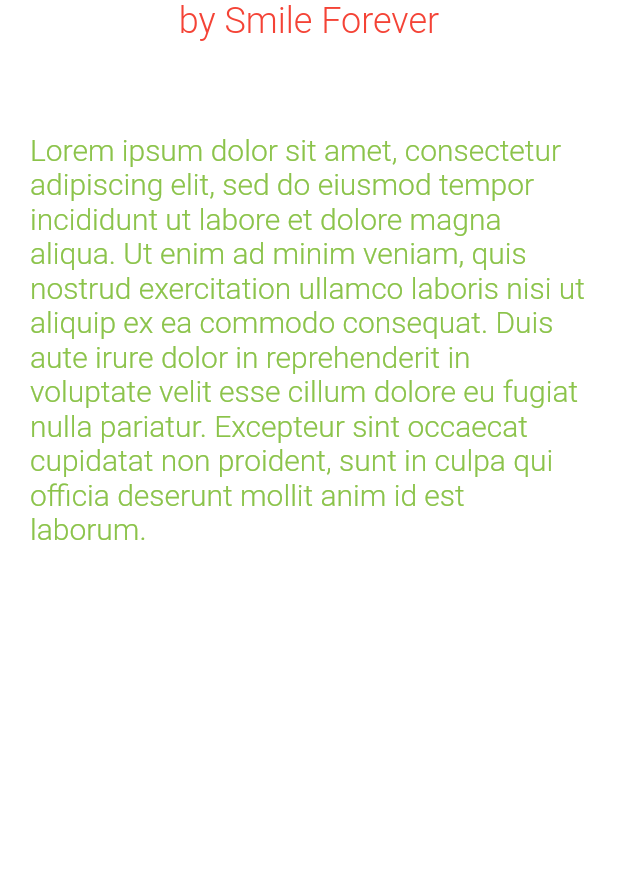
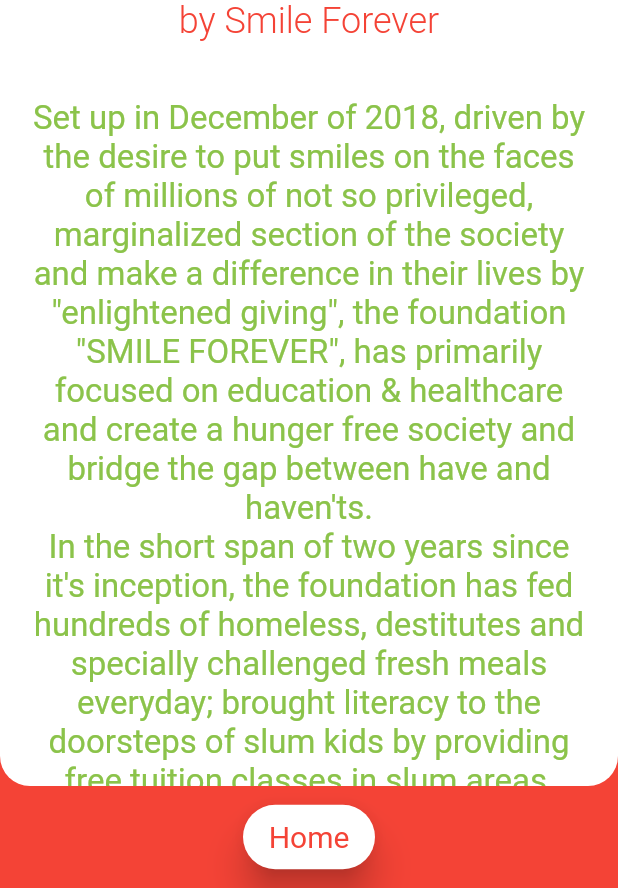
Before and after one commit to abhijeetpanda12/first-wish, a Flutter app: the AboutScreen screen opened by its route, on a phone screen of 412 x 824 dp, the part 348-1236 px from its top. Run offline on Flutter 3.47's test engine with Material 2 defaults, Android fonts, the phone set to English and light mode, and no system bars; our stand-ins replace cloud_firestore, firebase_auth, firebase_core, firebase_remote_config, fluttertoast; missing offline and left inert: razorpay_flutter; accounts and stored records are empty.

Commit message:
remoteconfig changes and about screen changes added

```diff
--- a/lib/constants.dart
+++ b/lib/constants.dart
@@ -17,6 +17,16 @@ const kHeadingStyle = TextStyle(
   fontWeight: FontWeight.w300,
 );
 
-const razorpayKey = "rzp_test_XJxRaPfWPpLHAt";
+// const razorpayKey = "rzp_test_XJxRaPfWPpLHAt";
+init_razor(String val) {
+  razorpayKey = val;
+}
+
+var razorpayKey = "";
 const razorpayAppName = "First Wish";
 const razorpayAppDescription = "You are making a donation to First Wish";
+
+const smile_forever_description = """
+Set up in December of 2018, driven by the desire to put smiles on the faces of millions of not so privileged, marginalized section of the society and make a difference in their lives by "enlightened giving", the foundation "SMILE FOREVER", has primarily focused on education & healthcare and create a hunger free society and bridge the gap between have and haven'ts.
+In the short span of two years since it's inception, the foundation has fed hundreds of homeless, destitutes and specially challenged fresh meals everyday; brought literacy to the doorsteps of slum kids by providing free tuition classes in slum areas, opening slum libraries to encourage the habit of reading and learning in centres which also serve as centres of adult literacy for their parents; arranging  timely blood for the thalassemic, haemophilic and sickling patients; creating a better environment through "Neat Rourkela, Clean Rourkela", pushing forward the idea of "Swachh Bharat" and conducting health awareness camps in the remotest of slums.
+""";
--- a/lib/main.dart
+++ b/lib/main.dart
@@ -1,5 +1,7 @@
 import 'package:firebase_auth/firebase_auth.dart';
 import 'package:firebase_core/firebase_core.dart';
+import 'package:firebase_remote_config/firebase_remote_config.dart';
+import 'package:first_wish/constants.dart';
 import 'package:first_wish/screens/about_us_screen.dart';
 import 'package:first_wish/screens/beneficiary_screen.dart';
 import 'package:first_wish/screens/donation_screen.dart';
@@ -12,6 +14,12 @@ import 'screens/welcome_screen.dart';
 void main() async {
   WidgetsFlutterBinding.ensureInitialized();
   await Firebase.initializeApp();
+  final RemoteConfig remoteConfig = await RemoteConfig.instance;
+  await remoteConfig.fetch(expiration: Duration(hours: 1));
+  await remoteConfig.activateFetched();
+
+  String val = remoteConfig.getValue('razorpayKey').asString();
+  init_razor(val);
   runApp(MyApp());
 }
 
--- a/lib/screens/about_us_screen.dart
+++ b/lib/screens/about_us_screen.dart
@@ -1,4 +1,5 @@
 import 'package:first_wish/constants.dart';
+import 'package:flutter/cupertino.dart';
 import 'package:flutter/material.dart';
 
 class AboutScreen extends StatelessWidget {
@@ -21,7 +22,9 @@ class AboutScreen extends StatelessWidget {
               height: 10,
             ),
             Expanded(
-              child: Container(
+              child: Column(
+                children: [
+                  Container(
                     padding: EdgeInsets.symmetric(vertical: 8),
                     decoration: BoxDecoration(
                       color: Colors.white,
@@ -61,25 +64,61 @@ class AboutScreen extends StatelessWidget {
                                   fontWeight: FontWeight.w300,
                                 ),
                               ),
-                          SizedBox(
-                            height: 40,
-                          ),
-                          Container(
-                            padding: EdgeInsets.all(20),
-                            child: Text(
-                              'Lorem ipsum dolor sit amet, consectetur adipiscing elit, sed do eiusmod tempor incididunt ut labore et dolore magna aliqua. Ut enim ad minim veniam, quis nostrud exercitation ullamco laboris nisi ut aliquip ex ea commodo consequat. Duis aute irure dolor in reprehenderit in voluptate velit esse cillum dolore eu fugiat nulla pariatur. Excepteur sint occaecat cupidatat non proident, sunt in culpa qui officia deserunt mollit anim id est laborum.',
-                              style: TextStyle(
-                                color: Theme.of(context).accentColor,
-                                fontSize: 20,
-                                fontWeight: FontWeight.w300,
-                              ),
-                            ),
-                          ),
                             ],
                           ),
                         ],
                       ),
                     ),
+                  ),
+                  Expanded(
+                    child: Container(
+                      decoration: BoxDecoration(
+                        color: Colors.white,
+                        borderRadius: BorderRadius.only(
+                          bottomLeft: Radius.circular(20),
+                          bottomRight: Radius.circular(20),
+                        ),
+                      ),
+                      child: SingleChildScrollView(
+                        child: Container(
+                          padding: EdgeInsets.symmetric(
+                              vertical: 30, horizontal: 20),
+                          child: RichText(
+                            textAlign: TextAlign.center,
+                            text: TextSpan(
+                              text: smile_forever_description,
+                              style: TextStyle(
+                                color: Theme.of(context).accentColor,
+                                fontSize: 22,
+                                fontWeight: FontWeight.w400,
+                              ),
+                            ),
+                          ),
+                        ),
+                      ),
+                    ),
+                  ),
+                  Container(
+                    padding: EdgeInsets.symmetric(vertical: 10),
+                    child: RaisedButton(
+                      padding: EdgeInsets.all(10),
+                      color: Colors.white,
+                      elevation: 10,
+                      onPressed: () {
+                        Navigator.pop(context);
+                      },
+                      child: Text('Home',
+                          style: TextStyle(
+                            color: Theme.of(context).primaryColor,
+                            fontSize: 20,
+                            fontWeight: FontWeight.w400,
+                          )),
+                      shape: RoundedRectangleBorder(
+                        borderRadius: BorderRadius.circular(30.0),
+                      ),
+                    ),
+                  )
+                ],
               ),
             ),
           ],
--- a/pubspec.yaml
+++ b/pubspec.yaml
@@ -36,6 +36,7 @@ dependencies:
   firebase_storage: "^7.0.0"
   razorpay_flutter: ^1.2.5
   fluttertoast: ^7.1.8
+  firebase_remote_config: "^0.6.0"
 
 dev_dependencies:
   flutter_test:
```
Lines whose indentation alone changed are shown as unchanged.
